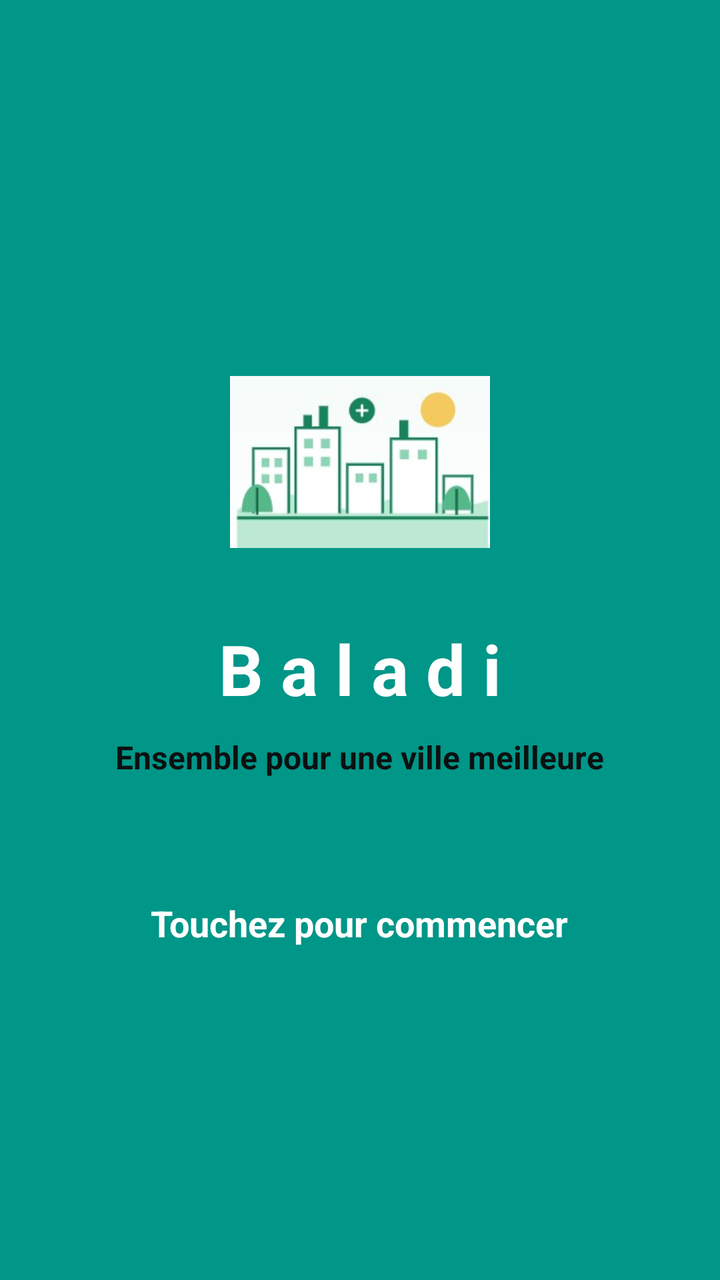
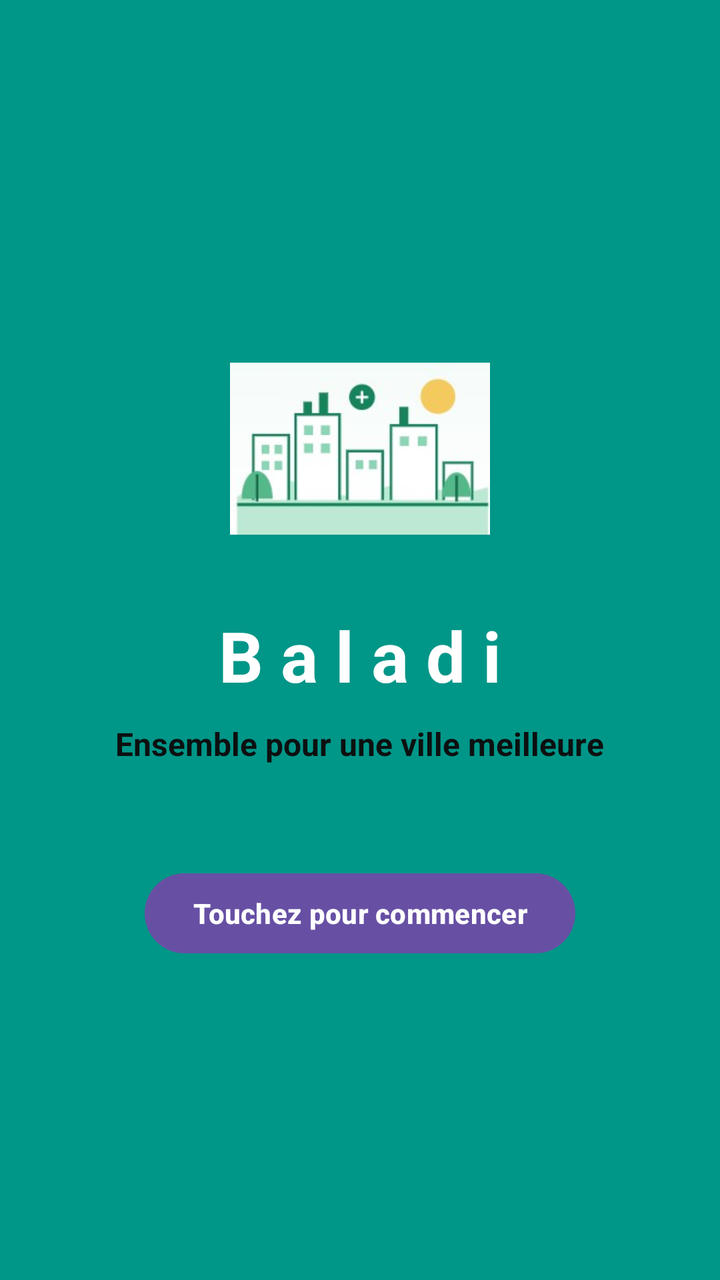

Screens rendered from an Android XML layout before and after an edit, with the pre-edit source and the edit as a unified diff.
<!-- AndroidManifest.xml: application theme Theme.Baladi -->
<!-- res/layout/activity_main.xml -->
<?xml version="1.0" encoding="utf-8"?>
<LinearLayout
    xmlns:android="http://schemas.android.com/apk/res/android"
    android:id="@+id/Screen"
    android:layout_width="match_parent"
    android:layout_height="match_parent"
    android:orientation="vertical"
    android:gravity="center"
    android:background="#009688"
    android:clickable="true"
    android:focusable="true">

    
    <ImageView
        android:id="@+id/imgLogo"
        android:layout_width="130dp"
        android:layout_height="130dp"
        android:scaleType="fitCenter"
        android:src="@drawable/logo"  />

    <TextView
        android:layout_width="wrap_content"
        android:layout_height="wrap_content"
        android:text="B a l a d i"
        android:textSize="35sp"
        android:textStyle="bold"
        android:textColor="#FFFFFFFF"
        android:layout_marginTop="15dp"/>

    
    <TextView
        android:layout_width="wrap_content"
        android:layout_height="wrap_content"
        android:text="Ensemble pour une ville meilleure"
        android:textSize="16sp"
        android:textStyle="bold"
        android:textColor="#0C1010"
        android:layout_marginTop="10dp"/>

    
    <TextView
        android:layout_width="wrap_content"
        android:layout_height="wrap_content"
        android:text="Touchez pour commencer"
        android:textSize="18sp"
        android:textColor="#FFFFFFFF"
        android:textStyle="bold"
        android:layout_marginTop="60dp"/>

</LinearLayout>
<!-- resources referenced by this layout -->
<resources>
  <!-- drawable logo: jpg bitmap (drawable, 7985 bytes) -->
  <style name="Theme.Baladi" parent="Base.Theme.Baladi" />
  <style name="Base.Theme.Baladi" parent="Theme.Material3.DayNight.NoActionBar">
          
          
      </style>
</resources>

<!-- the commit's change to res/layout/activity_main.xml (unified diff, before → after) -->
@@ -38,13 +38,13 @@
         android:layout_marginTop="10dp"/>
 
     
-    <TextView
+    <Button
+        android:id="@+id/btnCommencer"
         android:layout_width="wrap_content"
         android:layout_height="wrap_content"
         android:text="Touchez pour commencer"
-        android:textSize="18sp"
         android:textColor="#FFFFFFFF"
         android:textStyle="bold"
-        android:layout_marginTop="60dp"/>
+        android:layout_marginTop="50dp"/>
 
 </LinearLayout>
